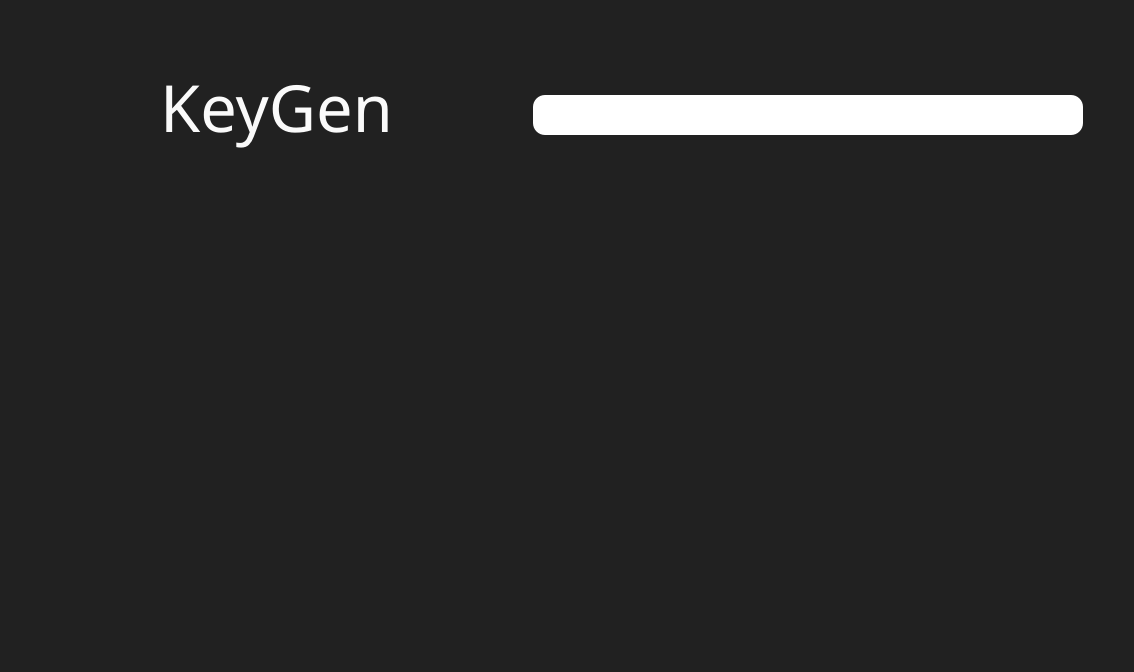
Old version of the form ui/mainWindow.ui in the repository Kovalski-I/KeyGen.
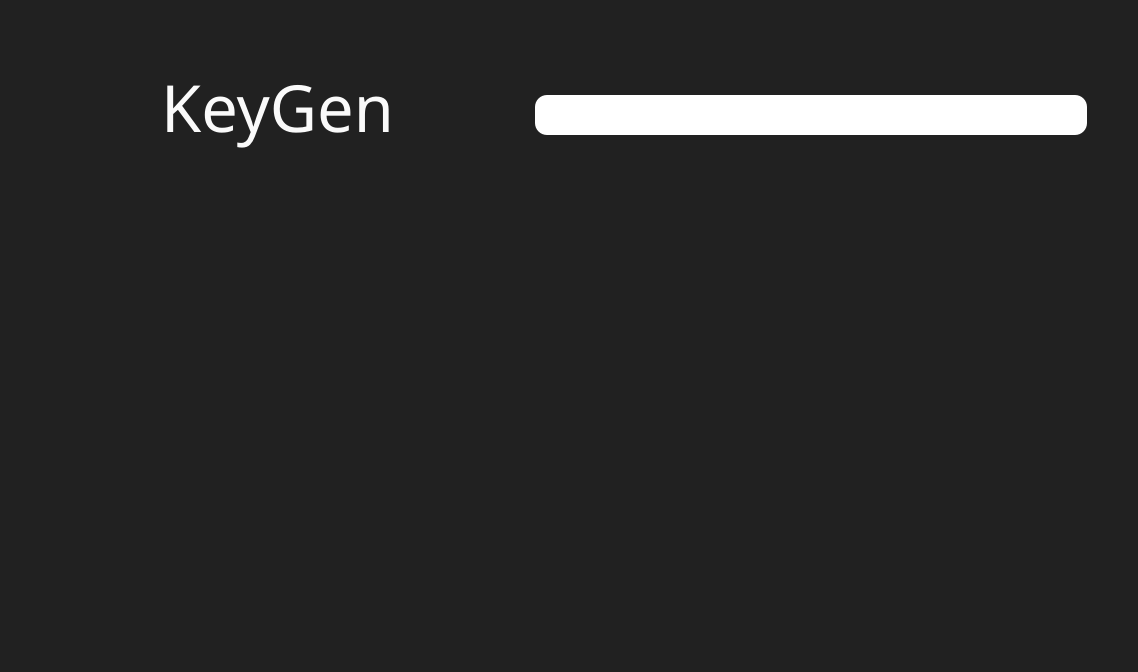
New version of the form. Icons and pictures are not drawn.

What changed in the file:
```diff
--- a/ui/mainWindow.ui
+++ b/ui/mainWindow.ui
@@ -6,7 +6,7 @@
    <rect>
     <x>0</x>
     <y>0</y>
-    <width>1134</width>
+    <width>1138</width>
     <height>672</height>
    </rect>
   </property>
@@ -27,7 +27,7 @@
     <normaloff>:/icons/app_icon.png</normaloff>:/icons/app_icon.png</iconset>
   </property>
   <property name="styleSheet">
-   <string notr="true">QWidget {
+   <string notr="true">QWidget#mainWindow{
 	background-color: #212121;
 }</string>
   </property>
@@ -295,6 +295,7 @@
         <widget class="QGraphicsView" name="graphicsView">
          <property name="styleSheet">
           <string notr="true">QGraphicsView {
+	background-color: #212121;
 	border: none;	
 }</string>
          </property>
```
